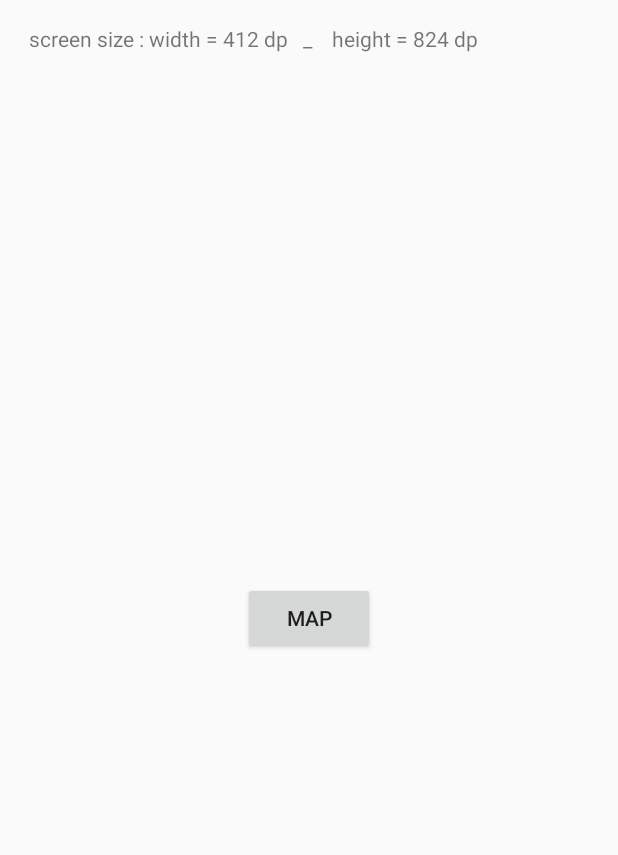
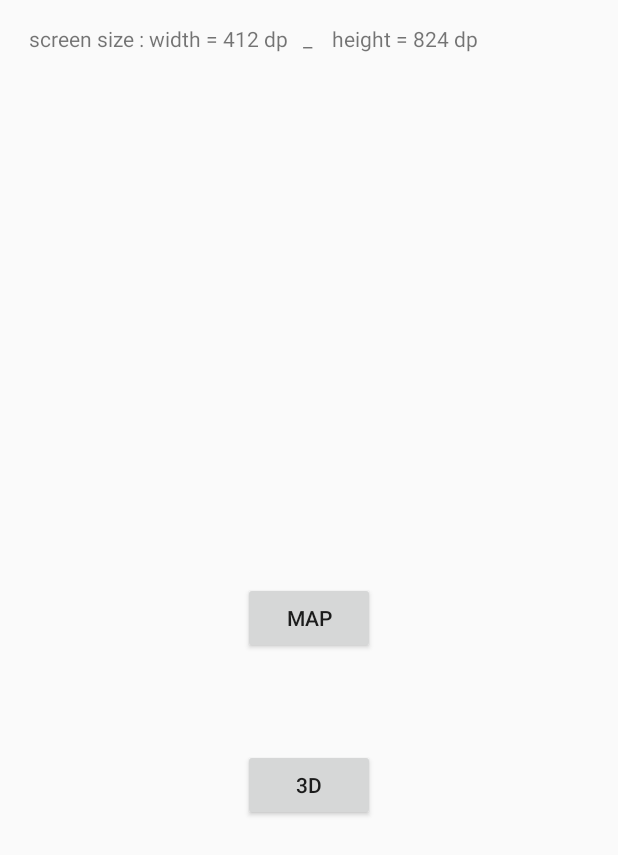
Before and after one commit to AmandineMroad/PFE_NDAR, an Android app: the screen it shows after launch (MainActivity), on a phone screen of 412 x 824 dp. Shown: the top 855 px of the screen. Run offline under Robolectric (Android 15) with nearby library versions, the phone set to English and light mode, and no system bars.

```diff
--- a/app/src/main/res/layout/content_main.xml
+++ b/app/src/main/res/layout/content_main.xml
@@ -27,4 +27,13 @@
         android:id="@+id/button_home_map"
         android:layout_centerVertical="true"
         android:layout_centerHorizontal="true" />
+
+    <Button
+        android:layout_width="wrap_content"
+        android:layout_height="wrap_content"
+        android:text="3D"
+        android:id="@+id/button3D"
+        android:layout_below="@+id/button_home_map"
+        android:layout_centerHorizontal="true"
+        android:layout_marginTop="63dp" />
 </RelativeLayout>
```
